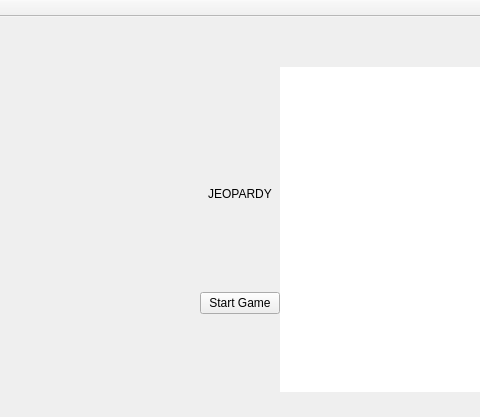
This is Jeopardy/mainwindow.ui in Belgiumboy123/Jeopardy as Qt 5 draws it before an edit; both pictures show x 160 to 640 and y 0 to 417 of the 800 by 417 pixel window. The edited form follows.
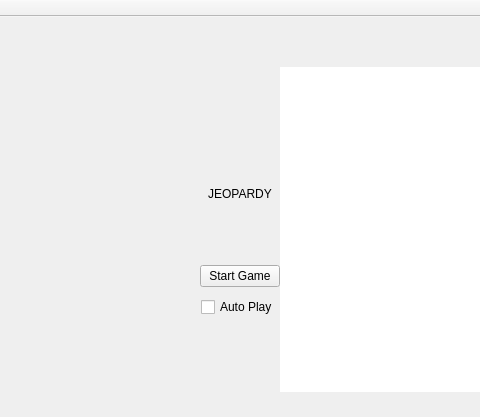
This is the edited form.

```diff
--- a/Jeopardy/mainwindow.ui
+++ b/Jeopardy/mainwindow.ui
@@ -194,7 +194,7 @@
          </property>
          <layout class="QVBoxLayout" name="verticalLayout_2">
           <property name="spacing">
-           <number>0</number>
+           <number>10</number>
           </property>
           <property name="sizeConstraint">
            <enum>QLayout::SetNoConstraint</enum>
@@ -221,7 +221,7 @@
             </property>
            </widget>
           </item>
-          <item alignment="Qt::AlignHCenter|Qt::AlignVCenter">
+          <item alignment="Qt::AlignHCenter|Qt::AlignBottom">
            <widget class="QPushButton" name="pickGameButton">
             <property name="sizePolicy">
              <sizepolicy hsizetype="Fixed" vsizetype="Fixed">
@@ -240,6 +240,13 @@
             </property>
            </widget>
           </item>
+          <item alignment="Qt::AlignHCenter|Qt::AlignTop">
+           <widget class="QCheckBox" name="autoPlayCheckBox">
+            <property name="text">
+             <string>Auto Play</string>
+            </property>
+           </widget>
+          </item>
          </layout>
         </widget>
        </item>
```
Left out of the diff: 5 changed lines with no effect on the pictures.
